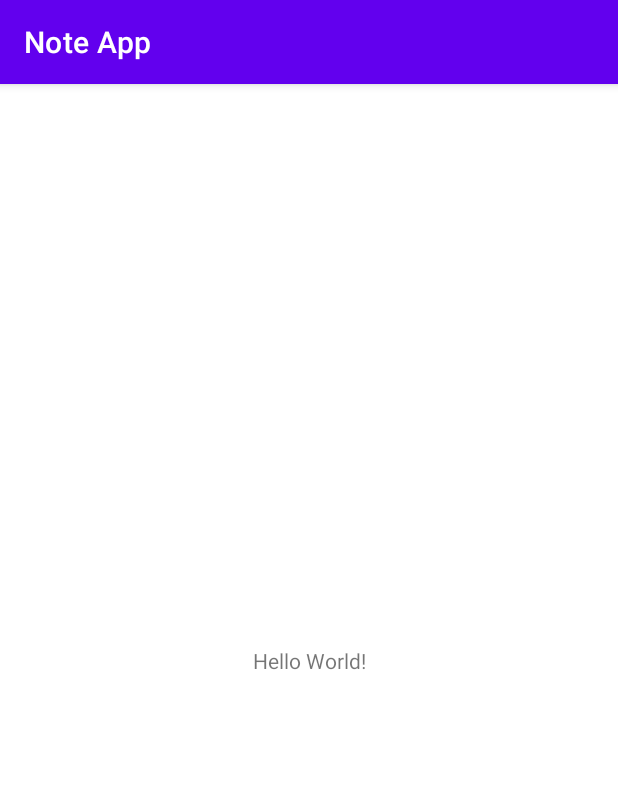
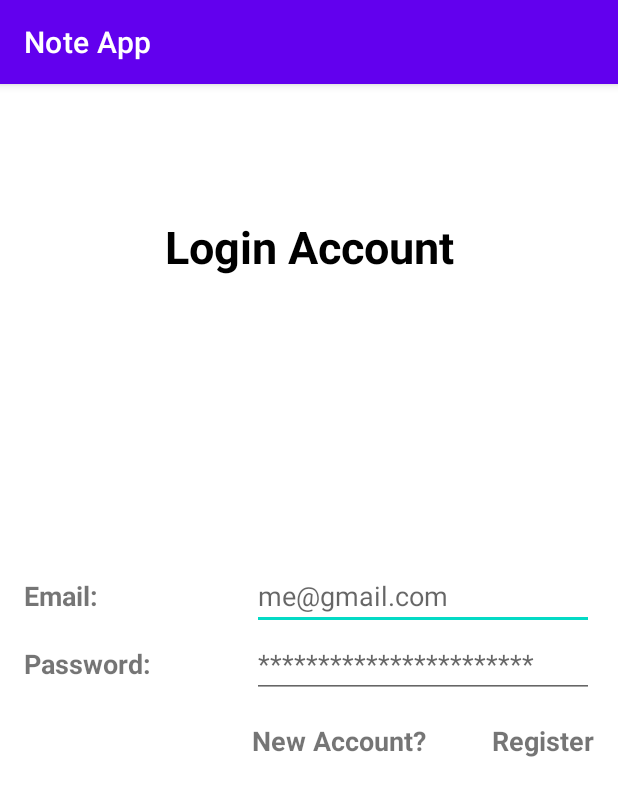
Before and after one commit to riskymind/Note-App, an Android app: the screen it shows after launch (MainActivity), on a phone screen of 412 x 824 dp. Shown: the top 796 px of the screen. Run offline under Robolectric (Android 15) with nearby library versions, the phone set to English and light mode, and no system bars; our stand-ins replace Dagger/Hilt's generated code.

Commit message:
navigation setup

```diff
--- /dev/null
+++ b/app/src/main/java/com/asterisk/noteapp/data/remote/models/SimpleResponse.kt
@@ -0,0 +1,6 @@
+package com.asterisk.noteapp.data.remote.models
+
+data class SimpleResponse(
+    val success: Boolean,
+    val message: String
+)
--- a/app/src/main/java/com/asterisk/noteapp/ui/auth/login/LoginFragment.kt
+++ b/app/src/main/java/com/asterisk/noteapp/ui/auth/login/LoginFragment.kt
@@ -6,7 +6,23 @@ import android.view.LayoutInflater
 import android.view.View
 import android.view.ViewGroup
 import com.asterisk.noteapp.R
+import com.asterisk.noteapp.databinding.FragmentAddEditNoteBinding
+import com.asterisk.noteapp.databinding.FragmentLoginBinding
 
 class LoginFragment : Fragment(R.layout.fragment_login) {
 
+    private var _binding: FragmentLoginBinding? = null
+    private val binding get() = _binding!!
+
+    override fun onViewCreated(view: View, savedInstanceState: Bundle?) {
+        super.onViewCreated(view, savedInstanceState)
+        _binding = FragmentLoginBinding.bind(view)
+    }
+
+
+    override fun onDestroyView() {
+        super.onDestroyView()
+        _binding = null
+    }
+
 }
--- a/app/src/main/java/com/asterisk/noteapp/util/Constants.kt
+++ b/app/src/main/java/com/asterisk/noteapp/util/Constants.kt
@@ -2,4 +2,6 @@ package com.asterisk.noteapp.util
 
 object Constants {
     const val JWT_TOKEN_KEY = "JWT_TOKEN_KEY"
+    const val BASE_URL = "https://thawing-beyond-42860.herokuapp.com"
+    const val API_VERSION = "/v1"
 }
--- a/app/src/main/res/layout/activity_main.xml
+++ b/app/src/main/res/layout/activity_main.xml
@@ -6,13 +6,17 @@
     android:layout_height="match_parent"
     tools:context=".ui.MainActivity">
 
-    <TextView
-        android:layout_width="wrap_content"
-        android:layout_height="wrap_content"
-        android:text="Hello World!"
+    <androidx.fragment.app.FragmentContainerView
+        android:id="@+id/navHostFragment"
+        android:name="androidx.navigation.fragment.NavHostFragment"
+        android:layout_width="match_parent"
+        android:layout_height="match_parent"
+        app:defaultNavHost="true"
         app:layout_constraintBottom_toBottomOf="parent"
-        app:layout_constraintLeft_toLeftOf="parent"
-        app:layout_constraintRight_toRightOf="parent"
-        app:layout_constraintTop_toTopOf="parent" />
+        app:layout_constraintEnd_toEndOf="parent"
+        app:layout_constraintHorizontal_bias="0.5"
+        app:layout_constraintStart_toStartOf="parent"
+        app:layout_constraintTop_toTopOf="parent"
+        app:navGraph="@navigation/nav_graph" />
 
 </androidx.constraintlayout.widget.ConstraintLayout>
--- a/app/src/main/res/layout/fragment_notes.xml
+++ b/app/src/main/res/layout/fragment_notes.xml
@@ -15,6 +15,7 @@
         app:layout_constraintEnd_toEndOf="parent"
         app:layout_constraintStart_toStartOf="parent"
         app:layout_constraintTop_toTopOf="parent"
+        app:menu="@menu/app_menu"
         app:title="MyNotes" />
 
 
--- a/app/src/main/res/navigation/nav_graph.xml
+++ b/app/src/main/res/navigation/nav_graph.xml
@@ -43,5 +43,10 @@
         <action
             android:id="@+id/action_addEditNoteFragment_to_notesFragment"
             app:destination="@id/notesFragment" />
+        <argument
+            android:name="note"
+            app:argType="com.asterisk.noteapp.data.local.models.LocalNote"
+            app:nullable="true"
+            android:defaultValue="@null" />
     </fragment>
 </navigation>
--- a/app/src/main/res/values/strings.xml
+++ b/app/src/main/res/values/strings.xml
@@ -20,4 +20,5 @@
     <string name="save_button">Save button</string>
     <string name="add_a_note">Add a Note</string>
     <string name="add_note_button">add note button</string>
+    <string name="search">Search</string>
 </resources>
```
Also changed, not shown: app/build.gradle (+13 -0 lines), app/src/main/java/com/asterisk/noteapp/data/local/NoteDatabase.kt (added, +12 -0 lines), app/src/main/java/com/asterisk/noteapp/data/local/dao/NoteDao.kt (added, +37 -0 lines), app/src/main/java/com/asterisk/noteapp/data/local/models/LocalNote.kt (added, +17 -0 lines), app/src/main/java/com/asterisk/noteapp/data/remote/NoteApi.kt (added, +59 -0 lines), app/src/main/java/com/asterisk/noteapp/data/remote/models/RemoteNote.kt (added, +11 -0 lines), app/src/main/java/com/asterisk/noteapp/data/remote/models/User.kt (added, +7 -0 lines), app/src/main/java/com/asterisk/noteapp/di/AppModule.kt (+44 -0 lines), app/src/main/java/com/asterisk/noteapp/ui/add_edit_note/AddEditNoteFragment.kt (+14 -0 lines), app/src/main/java/com/asterisk/noteapp/ui/auth/register/CreateAccountFragment.kt (+15 -0 lines), app/src/main/java/com/asterisk/noteapp/ui/notes/NotesFragment.kt (+28 -4 lines), app/src/main/res/drawable/ic_search.xml (added, +10 -0 lines), app/src/main/res/menu/app_menu.xml (added, +13 -0 lines).
